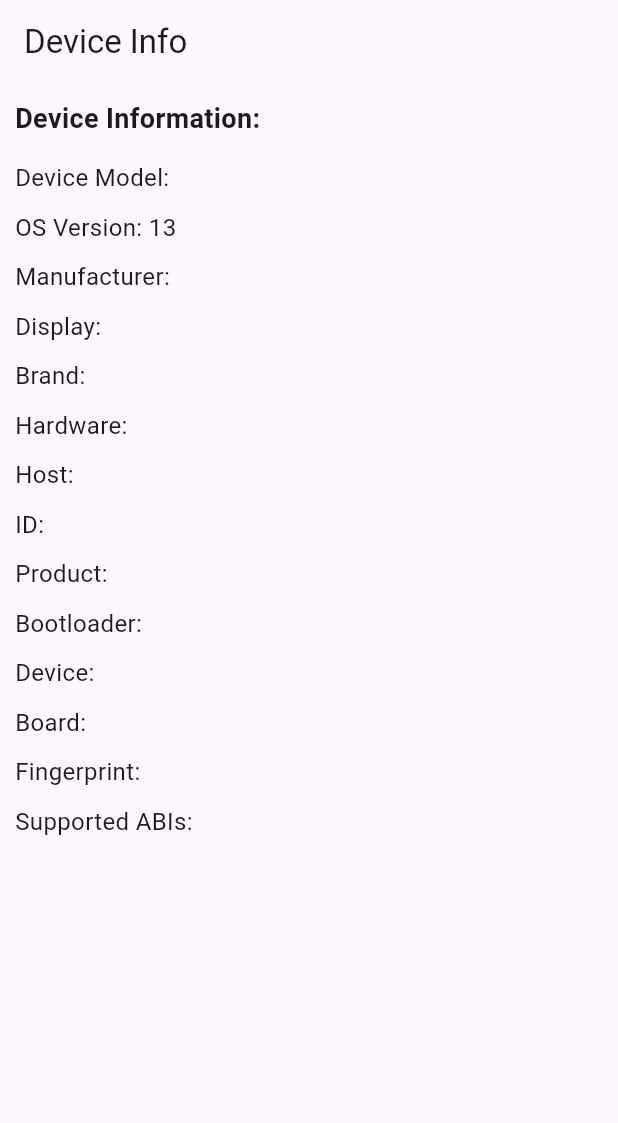
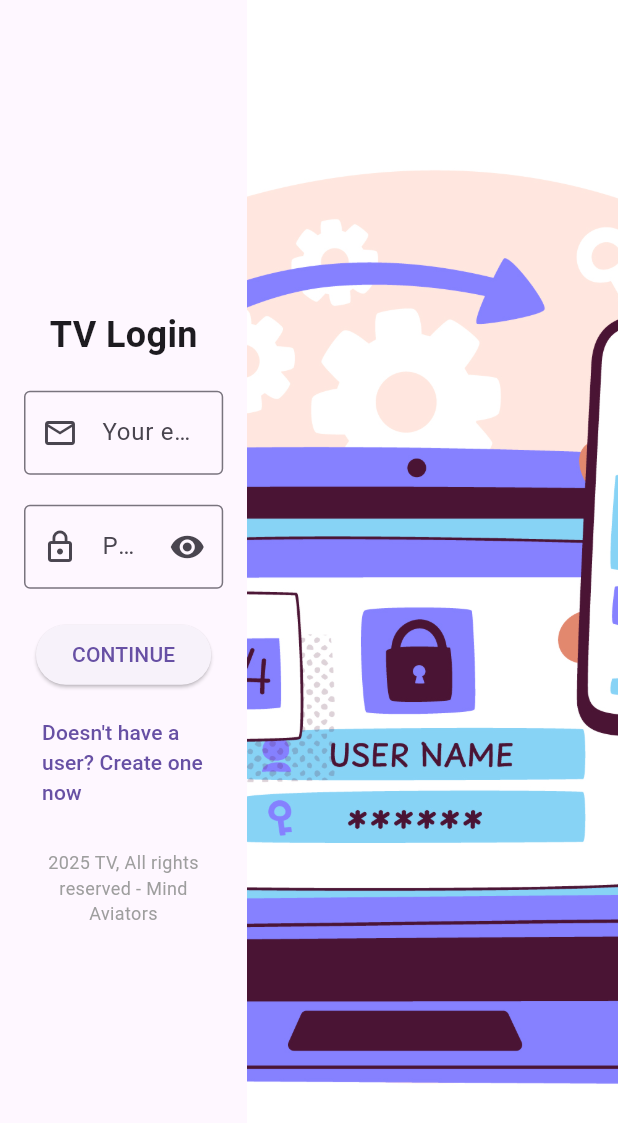
Before and after one commit to dragogalaxy03/mind_aviator, a Flutter app: the screen it shows after launch, on a phone screen of 412 x 824 dp. Shown: the top 1123 px of the screen. Run offline on Flutter 3.47's test engine with Material 3 defaults, Android fonts, the phone set to English and light mode, and no system bars; our stand-ins replace carousel_slider, device_info_plus, shared_preferences; network calls fail.

Commit message:
Day 3 at LoQalAi or MindAviator

```diff
--- /dev/null
+++ b/lib/Constant/app_url.dart
@@ -0,0 +1,6 @@
+import 'package:tv/Constant/const_var.dart';
+
+class AppUrl{
+  static var baseUrl = ConstVar.APP_URL;
+  static var SETUP_DEVICE = '$baseUrl/setup-device';
+}
--- /dev/null
+++ b/lib/Constant/const_var.dart
@@ -0,0 +1,4 @@
+
+class ConstVar{
+  static var APP_URL = "https://control.locowiz.com/public/api/tv/v1";
+}
--- /dev/null
+++ b/lib/Login Screen/login_screen.dart
@@ -0,0 +1,129 @@
+import 'package:flutter/material.dart';
+import 'package:provider/provider.dart';
+
+class LoginScreen extends StatefulWidget {
+  @override
+  _LoginScreenState createState() => _LoginScreenState();
+}
+
+class _LoginScreenState extends State<LoginScreen> {
+  final _formKey = GlobalKey<FormState>();
+  bool _obscureText = true;
+
+  @override
+  Widget build(BuildContext context) {
+    return Consumer(
+      builder: (BuildContext context, value, Widget? child) {
+        return Scaffold(
+          body: SingleChildScrollView(  // ✅ Prevents Render Error
+            child: ConstrainedBox(
+              constraints: BoxConstraints(
+                minHeight: MediaQuery.of(context).size.height,
+              ),
+              child: IntrinsicHeight(  // ✅ Allows content to resize properly
+                child: Row(
+                  crossAxisAlignment: CrossAxisAlignment.stretch,
+                  children: [
+                    // Left side - Login Form
+                    Expanded(
+                      flex: 2,
+                      child: Padding(
+                        padding: const EdgeInsets.symmetric(horizontal: 16.0, vertical: 8.0),
+                        child: Form(
+                          key: _formKey,
+                          child: Column(
+                            mainAxisAlignment: MainAxisAlignment.center,
+                            children: <Widget>[
+                              Text(
+                                'TV Login',
+                                style: TextStyle(fontSize: 24, fontWeight: FontWeight.bold),
+                              ),
+                              SizedBox(height: 20),
+                              TextFormField(
+                                decoration: InputDecoration(
+                                  prefixIcon: Icon(Icons.email_outlined),
+                                  labelText: 'Your email',
+                                  border: OutlineInputBorder(),
+                                ),
+                                validator: (value) {
+                                  if (value == null || value.isEmpty) {
+                                    return 'Please enter your email';
+                                  }
+                                  return null;
+                                },
+                              ),
+                              SizedBox(height: 20),
+                              TextFormField(
+                                obscureText: _obscureText,
+                                decoration: InputDecoration(
+                                  prefixIcon: Icon(Icons.lock_outline),
+                                  labelText: 'Password',
+                                  border: OutlineInputBorder(),
+                                  suffixIcon: IconButton(
+                                    icon: Icon(
+                                      _obscureText ? Icons.visibility : Icons.visibility_off,
+                                    ),
+                                    onPressed: () {
+                                      setState(() {
+                                        _obscureText = !_obscureText;
+                                      });
+                                    },
+                                  ),
+                                ),
+                                validator: (value) {
+                                  if (value == null || value.isEmpty) {
+                                    return 'Please enter your password';
+                                  }
+                                  return null;
+                                },
+                              ),
+                              SizedBox(height: 20),
+                              ElevatedButton(
+                                onPressed: () {
+                                  if (_formKey.currentState!.validate()) {
+                                    ScaffoldMessenger.of(context).showSnackBar(
+                                      SnackBar(content: Text('Processing data...')),
+                                    );
+                                  }
+                                },
+                                child: Text('CONTINUE'),
+                              ),
+                              SizedBox(height: 10),
+                              TextButton(
+                                onPressed: () {},
+                                child: Text("Doesn't have a user? Create one now"),
+                              ),
+                              SizedBox(height: 20),
+                              Text(
+                                '2025 TV, All rights reserved - Mind Aviators',
+                                style: TextStyle(fontSize: 12, color: Colors.grey),
+                                textAlign: TextAlign.center,
+                              ),
+                            ],
+                          ),
+                        ),
+                      ),
+                    ),
+                    // Right side - Image
+                    Expanded(
+                      flex: 3,
+                      child: Container(
+                        decoration: BoxDecoration(
+                          image: DecorationImage(
+                            image: AssetImage('assets/images/tv_login_image.jpg'),
+                            fit: BoxFit.cover,
+                          ),
+                        ),
+                      ),
+                    ),
+                  ],
+                ),
+              ),
+            ),
+          ),
+        );
+      },
+
+    );
+  }
+}
--- a/lib/Use Json/Json_Splash_Screen/next_screen.dart
+++ b/lib/Use Json/Json_Splash_Screen/next_screen.dart
@@ -1,7 +1,13 @@
 import 'dart:io';
-
+import 'dart:convert';
 import 'package:device_info_plus/device_info_plus.dart';
 import 'package:flutter/material.dart';
+import 'package:http/http.dart' as http;
+import 'package:tv/Constant/app_url.dart';
+import '../../Login Screen/login_screen.dart';
+import '../../Constant/const_var.dart';
+// Import your login screen
+
 class NextScreen extends StatefulWidget {
   const NextScreen({super.key});
 
@@ -10,10 +16,19 @@ class NextScreen extends StatefulWidget {
 }
 
 class _NextScreenState extends State<NextScreen> {
+  int selectedId = 1; // Default selected ID
+  bool isLoading = true;
+  String? responseMessage;
   Map<String, String> info = {};
+
+  final List<Map<String, dynamic>> images = [
+    {"id": 1, "path": "assets/images/mindaviator.png"},
+    {"id": 2, "path": "assets/images/microsoft.png"},
+    {"id": 3, "path": "assets/images/loqal.png"}
+  ];
+
   @override
   void initState() {
-    // TODO: implement initState
     super.initState();
     _getDeviceInfo();
   }
@@ -25,44 +40,111 @@ class _NextScreenState extends State<NextScreen> {
     if (Platform.isAndroid) {
       AndroidDeviceInfo androidInfo = await deviceInfoPlugin.androidInfo;
       newInfo = {
-        'Device Model': androidInfo.model,
-        'OS Version': androidInfo.version.release,
-        'Manufacturer': androidInfo.manufacturer,
-        'Display': androidInfo.display,
-        'Brand': androidInfo.brand,
-        'Hardware': androidInfo.hardware,
-        'Host': androidInfo.host,
-        'ID': androidInfo.id,
-        'Product': androidInfo.product,
-        'Bootloader': androidInfo.bootloader,
-        'Device': androidInfo.device,
-        'Board': androidInfo.board,
-        'Fingerprint': androidInfo.fingerprint,
-        'Supported ABIs': androidInfo.supportedAbis.join(", ")
+        'device': androidInfo.device,
+        'device_model': androidInfo.model,
+        'osVersion': androidInfo.version.release,
+        'serial': androidInfo.serialNumber ?? 'Unknown',
+        'device_id': androidInfo.id,
+        'asset_type': androidInfo.type,
       };
     }
 
-    // Update state to reflect new device info
     if (mounted) {
       setState(() {
         info = newInfo;
       });
+
+      // Once device info is fetched, send it to API
+      await _sendDeviceData();
     }
   }
+
+  Future<void> _sendDeviceData() async {
+    final url = Uri.parse(AppUrl.SETUP_DEVICE);
+    final headers = {
+      "Content-Type": "application/json",
+
+    };
+    final body = jsonEncode(info);
+
+    try {
+      final response = await http.post(url, headers: headers, body: body);
+
+      if (response.statusCode == 200 || response.statusCode == 201) {
+        responseMessage = "";
+        print('✅ API Response: ${response.body}');
+      } else {
+        responseMessage = "❌ API Error: ${response.statusCode}";
+        print('❌ API Error: ${response.statusCode}, ${response.body}');
+      }
+    } catch (error) {
+      responseMessage = "🚨 Network Error: $error";
+      print('🚨 Network Error: $error');
+    } finally {
+      if (mounted) {
+        setState(() => isLoading = false);
+
+        // Navigate to Login Screen after API call
+        Future.delayed(const Duration(seconds: 2), () {
+          Navigator.pushReplacement(
+            context,
+            MaterialPageRoute(builder: (context) => LoginScreen()), // Navigate to Login Screen
+          );
+        });
+      }
+    }
+  }
+
   @override
   Widget build(BuildContext context) {
+    String selectedImagePath = images.firstWhere(
+          (image) => image['id'] == selectedId,
+      orElse: () => {"path": "assets/images/mindaviator.png"},
+    )['path'];
     return Scaffold(
-      appBar: AppBar(title: const Text("Device Info")),
-      body: Padding(
-        padding: const EdgeInsets.all(10.0),
-        child: ListView(
+      backgroundColor: Colors.white,
+      body: Center(
+        child: isLoading
+            ? const CircularProgressIndicator() // Show loading while processing API request
+            : Column(
+          mainAxisAlignment: MainAxisAlignment.center,
           children: [
-            const Text("Device Information:", style: TextStyle(fontSize: 18, fontWeight: FontWeight.bold)),
-            const SizedBox(height: 10),
-            ...info.entries.map((entry) => Padding(
-              padding: const EdgeInsets.symmetric(vertical: 5),
-              child: Text("${entry.key}: ${entry.value}", style: const TextStyle(fontSize: 16)),
-            )),
+            //const Text("Select an Image:", style: TextStyle(fontSize: 18, fontWeight: FontWeight.bold)),
+            const SizedBox(height: 20),
+
+            // Dropdown to Select Image
+            // DropdownButton<int>(
+            //   value: selectedId,
+            //   onChanged: (int? newValue) {
+            //     if (newValue != null) {
+            //       setState(() {
+            //         selectedId = newValue;
+            //       });
+            //     }
+            //   },
+            //   items: images.map<DropdownMenuItem<int>>((image) {
+            //     return DropdownMenuItem<int>(
+            //       value: image['id'],
+            //       child: Text('ID: ${image['id']}'),
+            //     );
+            //   }).toList(),
+            // ),
+            // const SizedBox(height: 20),
+
+            // Display Selected Image
+            Image.asset(selectedImagePath, width: 250, height: 250, fit: BoxFit.contain),
+            const SizedBox(height: 20),
+
+            // API Response Message
+            if (responseMessage != null)
+              Text(
+                responseMessage!,
+                style: TextStyle(
+                  fontSize: 16,
+                  fontWeight: FontWeight.bold,
+                  color: responseMessage!.contains("✅") ? Colors.green : Colors.red,
+                ),
+              ),
           ],
         ),
       ),
--- a/lib/main.dart
+++ b/lib/main.dart
@@ -1,6 +1,9 @@
 import 'package:flutter/material.dart';
 import 'package:shared_preferences/shared_preferences.dart';
+import 'package:tv/Dashboard/Home_dashboard/tv_carousel_screen.dart';
+import 'package:tv/Login%20Screen/login_screen.dart';
 import 'package:tv/Use%20Json/Json_Splash_Screen/json_splash_screen.dart';
+import 'package:tv/Use%20Json/Json_Splash_Screen/next_screen.dart';
 import 'Splash_Screen/splash_screen.dart';
 
 void main() async {
@@ -8,7 +11,11 @@ void main() async {
   SharedPreferences prefs = await SharedPreferences.getInstance();
   String? savedLogo = prefs.getString('user_logo') ?? 'images/mindaviator.png';
 
-  runApp(MyApp(savedLogo: savedLogo));
+  runApp(
+
+      MyApp(savedLogo: savedLogo)
+
+  );
 }
 
 class MyApp extends StatelessWidget {
@@ -20,7 +27,7 @@ class MyApp extends StatelessWidget {
   Widget build(BuildContext context) {
     return MaterialApp(
       debugShowCheckedModeBanner: false,
-      home: JsonSplashScreen(),
+      home: NextScreen(),
     );
   }
 }
--- a/pubspec.yaml
+++ b/pubspec.yaml
@@ -38,7 +38,9 @@ dependencies:
   flutter_native_splash: ^2.4.1
   shared_preferences: ^2.5.2
   device_info_plus: ^11.3.0
-
+  carousel_slider: ^5.0.0
+  http: ^1.3.0
+  provider: ^6.1.2
 dev_dependencies:
   flutter_test:
     sdk: flutter
```
Also changed, not shown: lib/Api Service/api_service.dart (added, +17 -0 lines), lib/Dashboard/Home_dashboard/tv_carousel_screen.dart (added, +85 -0 lines), lib/Model/splash_model.dart (added, +28 -0 lines), lib/Repository/repository.dart (added, +9 -0 lines), assets/images/tv_login_image.jpg (added), lib/Provider/api_provider.dart (added), pubspec.lock.
